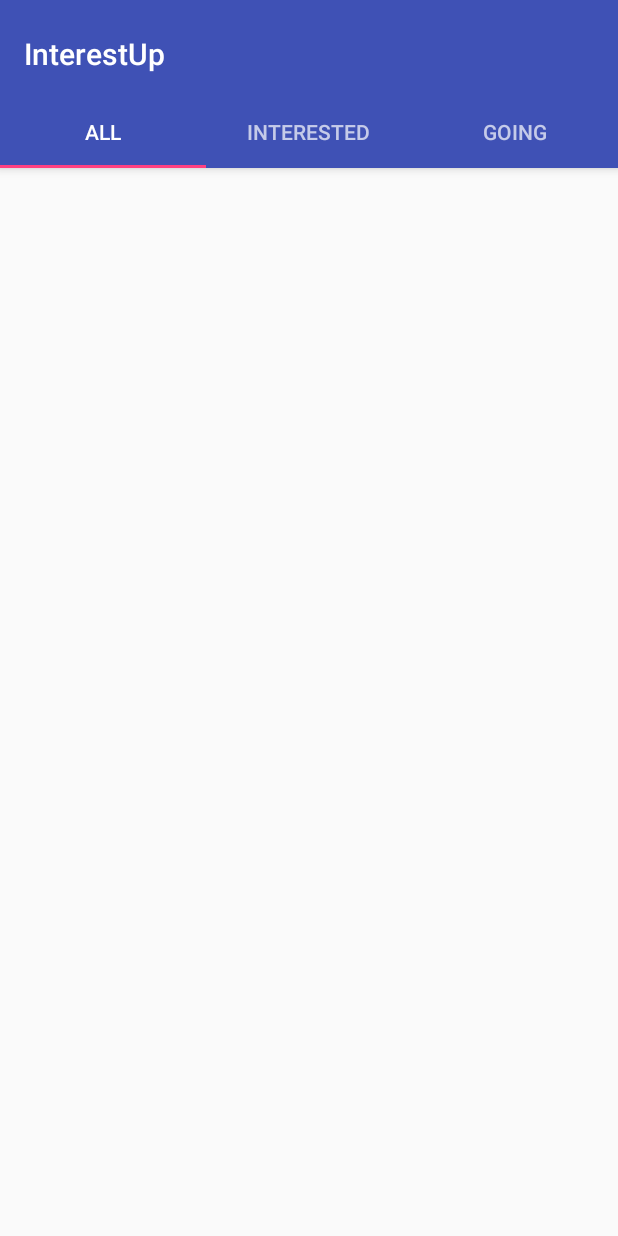
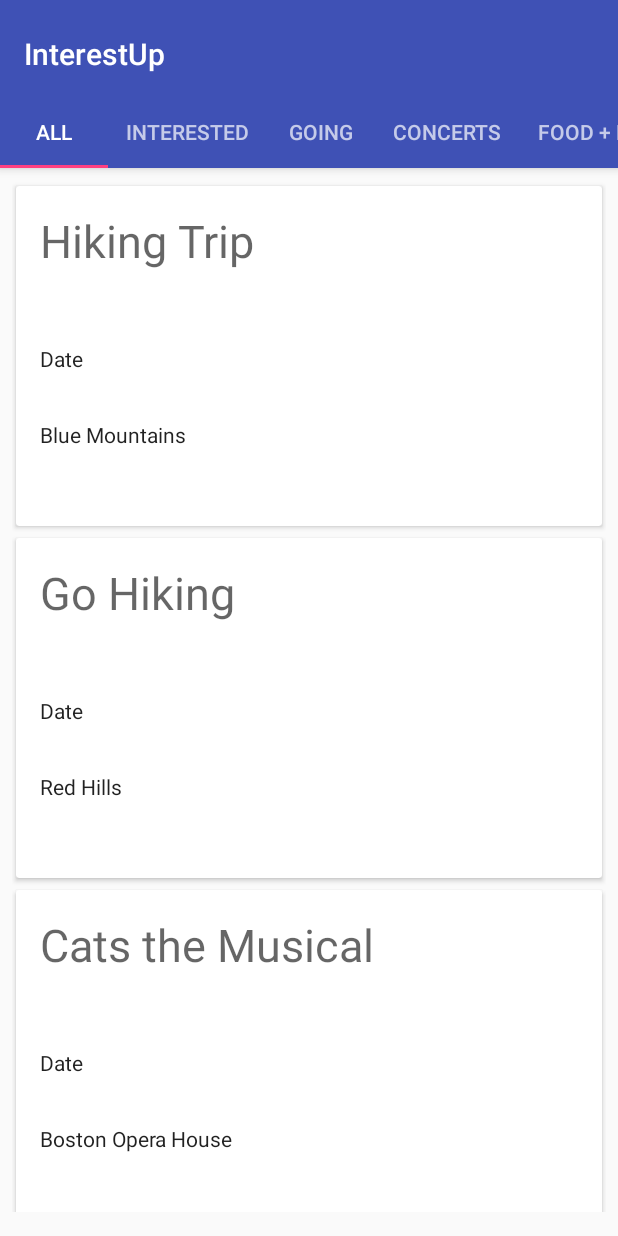
Before and after one commit to ilyayudkovich/InterestUp, an Android app: the screen it shows after launch (Home), on a phone screen of 412 x 824 dp. Run offline under Robolectric (Android 15) with nearby library versions, the phone set to English and light mode, and no system bars; 1 statement that could not run was skipped.

Commit message:
Basic homepage view done

```diff
--- a/app/build.gradle
+++ b/app/build.gradle
@@ -21,9 +21,11 @@ android {
 
 dependencies {
     implementation fileTree(include: ['*.jar'], dir: 'libs')
-    implementation 'com.android.support:appcompat-v7:26.1.0'
+    implementation 'com.android.support:appcompat-v7:27.1.0'
     implementation 'com.android.support.constraint:constraint-layout:1.0.2'
-    implementation 'com.android.support:design:26.1.0'
+    implementation 'com.android.support:design:27.1.0'
+    implementation 'com.android.support:cardview-v7:27.1.0'
+    implementation 'com.android.support:recyclerview-v7:27.1.0'
     testImplementation 'junit:junit:4.12'
     androidTestImplementation 'com.android.support.test:runner:1.0.1'
     androidTestImplementation 'com.android.support.test.espresso:espresso-core:3.0.1'
--- /dev/null
+++ b/app/src/main/java/com/example/mdenker/interestup/EventAdapter.java
@@ -0,0 +1,50 @@
+package com.example.mdenker.interestup;
+
+import android.support.v7.widget.CardView;
+import android.support.v7.widget.RecyclerView;
+import android.view.LayoutInflater;
+import android.view.View;
+import android.view.ViewGroup;
+import android.widget.TextView;
+
+/**
+ * Created by micha on 3/1/2018.
+ */
+
+public class EventAdapter extends RecyclerView.Adapter<EventAdapter.ViewHolder> {
+    private Event[] events;
+
+    EventAdapter(Event[] events) {
+        this.events = events;
+    }
+
+    @Override
+    public ViewHolder onCreateViewHolder(ViewGroup parent, int viewType) {
+        CardView cardView = (CardView) LayoutInflater.from(parent.getContext())
+                .inflate(R.layout.event_view, parent, false);
+        return new ViewHolder(cardView);
+    }
+
+    @Override
+    public void onBindViewHolder(ViewHolder holder, int position) {
+        ((TextView) holder.cardView.findViewById(R.id.eventName)).setText(events[position].getName());
+        ((TextView) holder.cardView.findViewById(R.id.eventInterests)).setText("");//events[position].getInterests());
+        ((TextView) holder.cardView.findViewById(R.id.eventDate)).setText(events[position].getDate());
+        ((TextView) holder.cardView.findViewById(R.id.eventTime)).setText("");//events[position].getTime());
+        ((TextView) holder.cardView.findViewById(R.id.eventLocation)).setText(events[position].getLocation());
+        ((TextView) holder.cardView.findViewById(R.id.eventAttendees)).setText("");//events[position].getAttendees());
+    }
+
+    @Override
+    public int getItemCount() {
+        return events.length;
+    }
+
+    public static class ViewHolder extends RecyclerView.ViewHolder {
+        private CardView cardView;
+        public ViewHolder(CardView cardView) {
+            super(cardView);
+            this.cardView = cardView;
+        }
+    }
+}
--- a/app/src/main/java/com/example/mdenker/interestup/Home.java
+++ b/app/src/main/java/com/example/mdenker/interestup/Home.java
@@ -1,12 +1,24 @@
 package com.example.mdenker.interestup;
 
 import android.content.Intent;
+import android.support.design.widget.TabLayout;
 import android.support.v7.app.AppCompatActivity;
 import android.os.Bundle;
+import android.support.v7.widget.CardView;
+import android.support.v7.widget.LinearLayoutManager;
+import android.support.v7.widget.RecyclerView;
 import android.support.v7.widget.Toolbar;
 import android.view.View;
 
+import java.util.Collections;
+
 public class Home extends AppCompatActivity {
+
+    private String[] tabNames = {"All", "Interested", "Going", "Concerts",
+            "Food + Drink", "Outdoors", "Sports", "Gaming", "Comedy", "Art"};
+    private Event[] events = {new Event("Hiking Trip", "2018/03/21", "Blue Mountains", Collections.<String>emptyList()),
+            new Event("Go Hiking", "2018/04/01", "Red Hills", Collections.<String>emptyList()),
+            new Event("Cats the Musical", "2018/06/17", "Boston Opera House", Collections.<String>emptyList())};
 
     @Override
     protected void onCreate(Bundle savedInstanceState) {
@@ -14,6 +26,27 @@ public class Home extends AppCompatActivity {
         setContentView(R.layout.activity_home);
         Toolbar toolbar = findViewById(R.id.toolbar);
         setSupportActionBar(toolbar);
+
+        TabLayout tabs = findViewById(R.id.tabs);
+        tabs.setTabMode(TabLayout.MODE_SCROLLABLE);
+        for (String tabName : tabNames) {
+            TabLayout.Tab t = tabs.newTab();
+            t.setText(tabName);
+            tabs.addTab(t);
+        }
+
+        RecyclerView recyclerView = findViewById(R.id.recyclerView);
+
+        // use this setting to improve performance if you know that changes
+        // in content do not change the layout size of the RecyclerView
+        recyclerView.setHasFixedSize(true);
+
+        // use a linear layout manager
+        recyclerView.setLayoutManager(new LinearLayoutManager(this));
+
+        // specify an adapter (see also next example)
+        EventAdapter adapter = new EventAdapter(this.events);
+        recyclerView.setAdapter(adapter);
 
         //add back button
         //getSupportActionBar().setDisplayShowHomeEnabled(true);
--- a/app/src/main/res/layout/activity_home.xml
+++ b/app/src/main/res/layout/activity_home.xml
@@ -1,5 +1,5 @@
 <?xml version="1.0" encoding="utf-8"?>
-<android.support.design.widget.CoordinatorLayout xmlns:android="http://schemas.android.com/apk/res/android"
+<android.support.constraint.ConstraintLayout xmlns:android="http://schemas.android.com/apk/res/android"
     xmlns:app="http://schemas.android.com/apk/res-auto"
     xmlns:tools="http://schemas.android.com/tools"
     android:id="@+id/main_content"
@@ -12,8 +12,12 @@
         android:id="@+id/appbar"
         android:layout_width="match_parent"
         android:layout_height="wrap_content"
+        android:layout_marginBottom="8dp"
         android:paddingTop="@dimen/appbar_padding_top"
-        android:theme="@style/AppTheme.AppBarOverlay">
+        android:theme="@style/AppTheme.AppBarOverlay"
+        app:layout_constraintBottom_toTopOf="@+id/constraintLayout2"
+        app:layout_constraintTop_toTopOf="parent"
+        app:layout_constraintVertical_chainStyle="spread">
 
         <android.support.v7.widget.Toolbar
             android:id="@+id/toolbar"
@@ -30,71 +34,33 @@
         <android.support.design.widget.TabLayout
             android:id="@+id/tabs"
             android:layout_width="match_parent"
-            android:layout_height="wrap_content">
+            android:layout_height="wrap_content" />
 
-            <android.support.design.widget.TabItem
-                android:id="@+id/all"
-                android:layout_width="wrap_content"
-                android:layout_height="wrap_content"
-                android:text="all" />
-
-            <android.support.design.widget.TabItem
-                android:id="@+id/interested"
-                android:layout_width="wrap_content"
-                android:layout_height="wrap_content"
-                android:text="interested" />
-
-            <android.support.design.widget.TabItem
-                android:id="@+id/going"
-                android:layout_width="wrap_content"
-                android:layout_height="wrap_content"
-                android:text="going" />
-
-        </android.support.design.widget.TabLayout>
     </android.support.design.widget.AppBarLayout>
 
-    <android.support.v4.view.ViewPager
-        android:id="@+id/container"
-        android:layout_width="match_parent"
-        android:layout_height="match_parent"
-        app:layout_behavior="@string/appbar_scrolling_view_behavior">
+    <android.support.constraint.ConstraintLayout
+        android:id="@+id/constraintLayout2"
+        android:layout_width="0dp"
+        android:layout_height="0dp"
+        android:layout_marginBottom="8dp"
+        android:layout_marginEnd="8dp"
+        android:layout_marginStart="8dp"
+        android:layout_weight="1"
+        app:layout_constraintBottom_toBottomOf="parent"
+        app:layout_constraintEnd_toEndOf="parent"
+        app:layout_constraintStart_toStartOf="parent"
+        app:layout_constraintTop_toBottomOf="@id/appbar">
 
-        <TextView
-            android:layout_width="wrap_content"
-            android:layout_height="wrap_content"
-            android:text="Hello World!"
+        <android.support.v7.widget.RecyclerView
+            android:id="@+id/recyclerView"
+            android:layout_width="match_parent"
+            android:layout_height="match_parent"
+            android:layout_marginBottom="8dp"
+            android:clipChildren="true"
+            android:scrollbars="vertical"
             app:layout_constraintBottom_toBottomOf="parent"
-            app:layout_constraintLeft_toLeftOf="parent"
-            app:layout_constraintRight_toRightOf="parent"
-            app:layout_constraintTop_toTopOf="parent" />
-
-        <Button
-            android:id="@+id/button"
-            android:layout_width="wrap_content"
-            android:layout_height="wrap_content"
-            android:onClick="onProfileClick"
-            android:text="GoToProfile"
-            tools:layout_editor_absoluteX="0dp"
-            tools:layout_editor_absoluteY="0dp" />
-
-        <Button
-            android:id="@+id/searchButton"
-            android:layout_width="wrap_content"
-            android:layout_height="wrap_content"
-            android:onClick="OnClickGoToSearchPage"
-            android:text="Search"
-            app:layout_constraintEnd_toStartOf="@+id/button2"
-            app:layout_constraintHorizontal_bias="0.5"
-            app:layout_constraintStart_toEndOf="@+id/button"
-            tools:layout_editor_absoluteY="0dp" />
-
-        <Button
-            android:id="@+id/button2"
-            android:layout_width="wrap_content"
-            android:layout_height="wrap_content"
-            android:onClick="onClickGoToEventPage"
-            android:text="+"
-            tools:layout_editor_absoluteX="280dp"
-            tools:layout_editor_absoluteY="0dp" />
-    </android.support.v4.view.ViewPager>
-</android.support.design.widget.CoordinatorLayout>
+            app:layout_constraintEnd_toEndOf="parent"
+            app:layout_constraintStart_toStartOf="parent"
+            app:layout_constraintTop_toTopOf="parent"/>
+    </android.support.constraint.ConstraintLayout>
+</android.support.constraint.ConstraintLayout>
--- /dev/null
+++ b/app/src/main/res/layout/event_view.xml
@@ -0,0 +1,85 @@
+<?xml version="1.0" encoding="utf-8"?>
+<android.support.v7.widget.CardView xmlns:android="http://schemas.android.com/apk/res/android"
+    xmlns:app="http://schemas.android.com/apk/res-auto"
+    android:layout_width="match_parent"
+    android:layout_height="wrap_content"
+    app:cardCornerRadius="2dp"
+    app:cardElevation="2dp"
+    app:cardUseCompatPadding="true">
+
+    <android.support.constraint.ConstraintLayout
+        android:layout_width="match_parent"
+        android:layout_height="wrap_content">
+
+        <TextView
+            android:id="@+id/eventName"
+            android:layout_width="wrap_content"
+            android:layout_height="wrap_content"
+            android:layout_marginStart="16dp"
+            android:layout_marginTop="16dp"
+            android:text="Event Name"
+            android:textAppearance="@style/TextAppearance.AppCompat.Display1"
+            android:textSize="30sp"
+            app:layout_constraintStart_toStartOf="parent"
+            app:layout_constraintTop_toTopOf="parent" />
+
+        <TextView
+            android:id="@+id/eventInterests"
+            android:layout_width="wrap_content"
+            android:layout_height="wrap_content"
+            android:layout_marginStart="16dp"
+            android:layout_marginTop="8dp"
+            android:text="Interests"
+            android:textAppearance="@style/TextAppearance.AppCompat.Body1"
+            android:textSize="18sp"
+            app:layout_constraintStart_toStartOf="parent"
+            app:layout_constraintTop_toBottomOf="@+id/eventName" />
+
+        <TextView
+            android:id="@+id/eventDate"
+            android:layout_width="wrap_content"
+            android:layout_height="wrap_content"
+            android:layout_marginStart="16dp"
+            android:layout_marginTop="16dp"
+            android:text="Date"
+            android:textAppearance="@style/TextAppearance.AppCompat.Body1"
+            app:layout_constraintStart_toStartOf="parent"
+            app:layout_constraintTop_toBottomOf="@+id/eventInterests" />
+
+        <TextView
+            android:id="@+id/eventTime"
+            android:layout_width="wrap_content"
+            android:layout_height="15dp"
+            android:layout_marginStart="16dp"
+            android:layout_marginTop="8dp"
+            android:text="Time"
+            android:textAppearance="@style/TextAppearance.AppCompat.Body1"
+            app:layout_constraintStart_toStartOf="parent"
+            app:layout_constraintTop_toBottomOf="@+id/eventDate" />
+
+        <TextView
+            android:id="@+id/eventLocation"
+            android:layout_width="wrap_content"
+            android:layout_height="wrap_content"
+            android:layout_marginStart="16dp"
+            android:layout_marginTop="8dp"
+            android:text="Location"
+            android:textAppearance="@style/TextAppearance.AppCompat.Body1"
+            app:layout_constraintStart_toStartOf="parent"
+            app:layout_constraintTop_toBottomOf="@+id/eventTime" />
+
+        <TextView
+            android:id="@+id/eventAttendees"
+            android:layout_width="wrap_content"
+            android:layout_height="wrap_content"
+            android:layout_marginBottom="16dp"
+            android:layout_marginStart="16dp"
+            android:layout_marginTop="16dp"
+            android:text="Attendees"
+            android:textAppearance="@style/TextAppearance.AppCompat.Body1"
+            app:layout_constraintBottom_toBottomOf="parent"
+            app:layout_constraintStart_toStartOf="parent"
+            app:layout_constraintTop_toBottomOf="@+id/eventLocation" />
+    </android.support.constraint.ConstraintLayout>
+
+</android.support.v7.widget.CardView>
```
Also changed, not shown: app/src/main/java/com/example/mdenker/interestup/Event.java (+117 -40 lines), app/src/main/java/com/example/mdenker/interestup/Search.java (+4 -3 lines).
